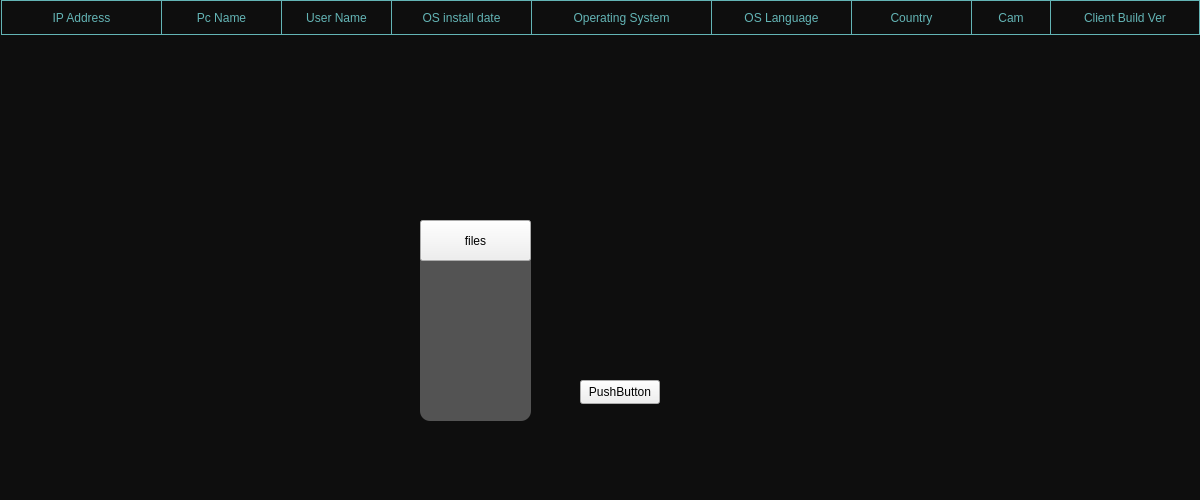
Old version of the form server/mainwindow.ui in the repository clipesss/RatProject.
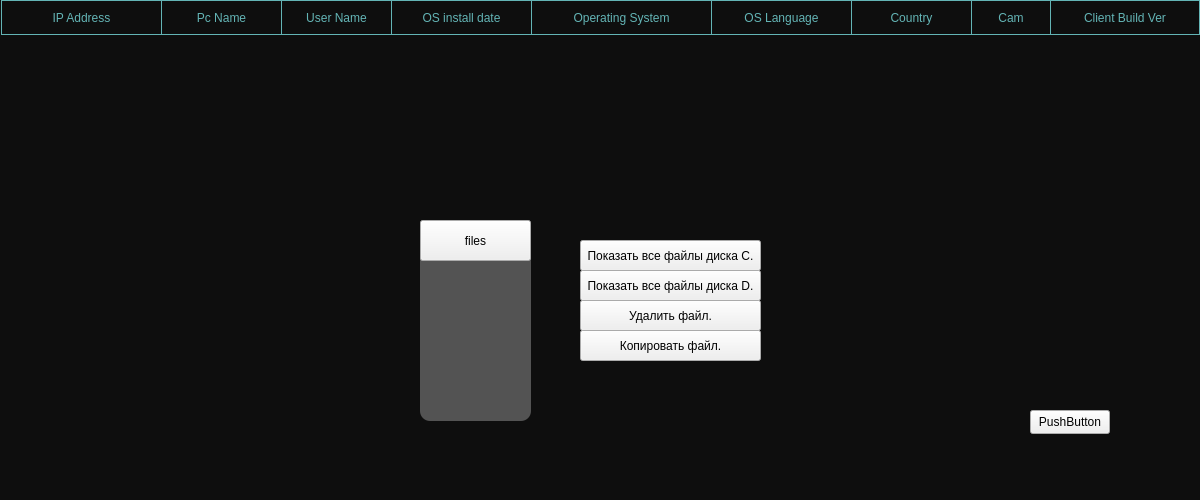
New version of the form.

```diff
--- a/server/mainwindow.ui
+++ b/server/mainwindow.ui
@@ -48,8 +48,8 @@
       <widget class="QPushButton" name="pushButton">
        <property name="geometry">
         <rect>
-         <x>580</x>
-         <y>340</y>
+         <x>1030</x>
+         <y>370</y>
          <width>80</width>
          <height>24</height>
         </rect>
@@ -88,6 +88,68 @@
         </property>
        </widget>
       </widget>
+      <widget class="QWidget" name="filesWidget" native="true">
+       <property name="geometry">
+        <rect>
+         <x>580</x>
+         <y>200</y>
+         <width>181</width>
+         <height>121</height>
+        </rect>
+       </property>
+       <widget class="QPushButton" name="showC">
+        <property name="geometry">
+         <rect>
+          <x>0</x>
+          <y>0</y>
+          <width>181</width>
+          <height>31</height>
+         </rect>
+        </property>
+        <property name="text">
+         <string>Показать все файлы диска C.</string>
+        </property>
+       </widget>
+       <widget class="QPushButton" name="showD">
+        <property name="geometry">
+         <rect>
+          <x>0</x>
+          <y>30</y>
+          <width>181</width>
+          <height>31</height>
+         </rect>
+        </property>
+        <property name="text">
+         <string>Показать все файлы диска D.</string>
+        </property>
+       </widget>
+       <widget class="QPushButton" name="deleteFile">
+        <property name="geometry">
+         <rect>
+          <x>0</x>
+          <y>60</y>
+          <width>181</width>
+          <height>31</height>
+         </rect>
+        </property>
+        <property name="text">
+         <string>Удалить файл.</string>
+        </property>
+       </widget>
+       <widget class="QPushButton" name="copyFile">
+        <property name="geometry">
+         <rect>
+          <x>0</x>
+          <y>90</y>
+          <width>181</width>
+          <height>31</height>
+         </rect>
+        </property>
+        <property name="text">
+         <string>Копировать файл.</string>
+        </property>
+       </widget>
+      </widget>
      </widget>
      <widget class="QWidget" name="tablesWidget" native="true">
       <property name="geometry">
```
Left out of the diff: 53 changed lines with no effect on the pictures.
